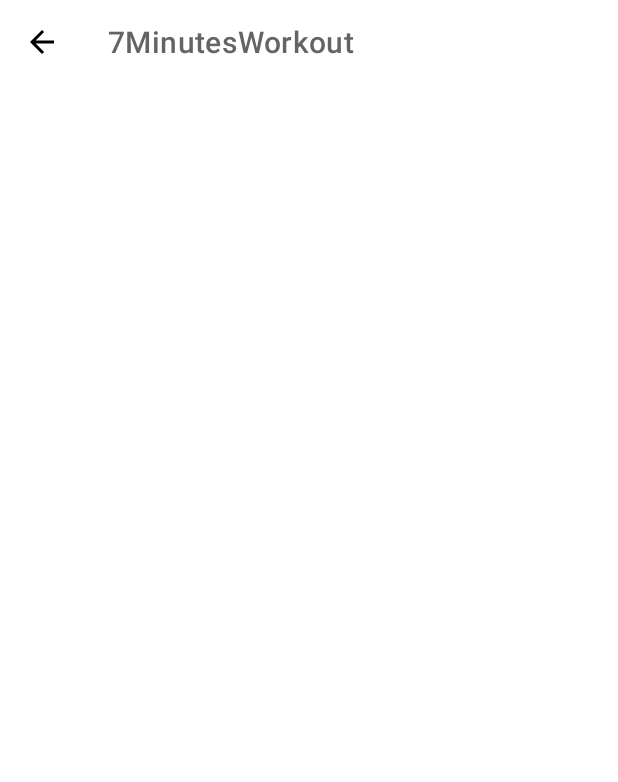
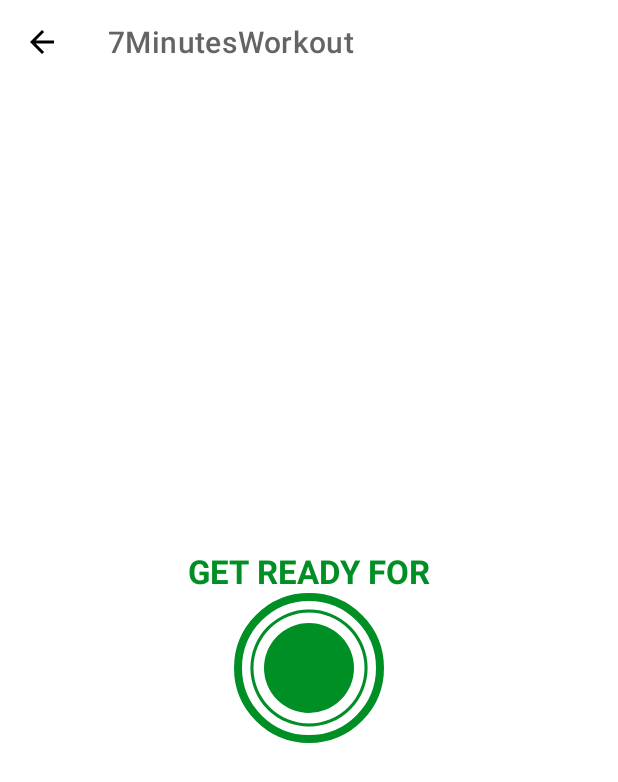
Before and after one commit to omprasad1997/7MinutesWorkout, an Android app: the ExerciseActivity screen opened directly, with no data from a screen before it, on a phone screen of 412 x 824 dp. Shown: the top 782 px of the screen. Run offline under Robolectric (Android 15) with nearby library versions, the phone set to English and light mode, and no system bars.

Commit message:
Custom ui elements

```diff
--- /dev/null
+++ b/app/src/main/res/drawable/circular_progress_bar.xml
@@ -0,0 +1,14 @@
+<?xml version="1.0" encoding="utf-8"?>
+<layer-list xmlns:android="http://schemas.android.com/apk/res/android">
+    <item>
+        <shape
+            android:innerRadiusRatio="2.7"
+            android:shape="ring"
+            android:thicknessRatio="50.0"
+            android:useLevel="true">
+
+            <solid android:color="@color/colorAccent" />
+
+        </shape>
+    </item>
+</layer-list>
--- /dev/null
+++ b/app/src/main/res/drawable/circular_progress_gray.xml
@@ -0,0 +1,14 @@
+<?xml version="1.0" encoding="utf-8"?>
+<layer-list xmlns:android="http://schemas.android.com/apk/res/android">
+    <item>
+        <shape
+            android:innerRadiusRatio="2.7"
+            android:shape="ring"
+            android:thicknessRatio="50.0"
+            android:useLevel="false">
+
+            <solid android:color="#D4DEE7"/>
+        </shape>
+
+    </item>
+</layer-list>
--- /dev/null
+++ b/app/src/main/res/drawable/item_circular_color_accent_background.xml
@@ -0,0 +1,7 @@
+<?xml version="1.0" encoding="utf-8"?>
+<shape xmlns:android="http://schemas.android.com/apk/res/android"
+
+    android:shape="oval">
+
+    <solid android:color="@color/colorAccent"/>
+</shape>
--- a/app/src/main/res/layout/activity_excercise.xml
+++ b/app/src/main/res/layout/activity_excercise.xml
@@ -1,5 +1,5 @@
 <?xml version="1.0" encoding="utf-8"?>
-<RelativeLayout
+<androidx.constraintlayout.widget.ConstraintLayout
     xmlns:android="http://schemas.android.com/apk/res/android"
     xmlns:app="http://schemas.android.com/apk/res-auto"
     xmlns:tools="http://schemas.android.com/tools"
@@ -11,8 +11,66 @@
         android:id="@+id/toolbarExercise"
         android:layout_width="match_parent"
         android:layout_height="?android:attr/actionBarSize"
+        android:background="@color/white"
         android:theme="@style/ToolbarTheme"
-        app:titleTextColor="@color/colorPrimary"
-        android:background="@color/white"/>
+        app:layout_constraintTop_toTopOf="parent"
+        app:titleTextColor="@color/colorPrimary" />
 
-</RelativeLayout>
+    <TextView
+        android:id="@+id/tvTitle"
+        android:layout_width="wrap_content"
+        android:layout_height="wrap_content"
+        android:text="GET READY FOR"
+        android:textColor="@color/colorAccent"
+        android:textSize="22sp"
+        android:textStyle="bold"
+        app:layout_constraintBottom_toTopOf="@id/flProgressBar"
+        app:layout_constraintEnd_toEndOf="parent"
+        app:layout_constraintStart_toStartOf="parent" />
+
+    <FrameLayout
+        android:id="@+id/flProgressBar"
+        android:layout_width="100dp"
+        android:layout_height="100dp"
+        android:layout_marginTop="10dp"
+        android:background="@drawable/item_circular_color_accent_border"
+        app:layout_constraintBottom_toBottomOf="parent"
+        app:layout_constraintEnd_toEndOf="parent"
+        app:layout_constraintStart_toStartOf="parent"
+        app:layout_constraintTop_toBottomOf="@id/toolbarExercise">
+
+
+        <ProgressBar
+            android:id="@+id/progressBar"
+            style="?android:attr/progressBarStyleHorizontal"
+            android:layout_width="100dp"
+            android:layout_height="100dp"
+            android:layout_gravity="center"
+            android:background="@drawable/circular_progress_gray"
+            android:indeterminate="false"
+            android:max="10"
+            android:progress="100"
+            android:progressDrawable="@drawable/circular_progress_bar"
+            android:rotation="-90"/>
+
+        <LinearLayout
+            android:layout_width="60dp"
+            android:layout_height="60dp"
+            android:layout_gravity="center"
+            android:background="@drawable/item_circular_color_accent_background"
+            android:gravity="center">
+
+            <TextView
+                android:id="@+id/tvTimer"
+                android:layout_width="wrap_content"
+                android:layout_height="wrap_content"
+                android:textColor="#FFFFFF"
+                android:textSize="25sp"
+                android:textStyle="bold"
+                tools:text="10" />
+        </LinearLayout>
+
+
+    </FrameLayout>
+
+</androidx.constraintlayout.widget.ConstraintLayout>
```
